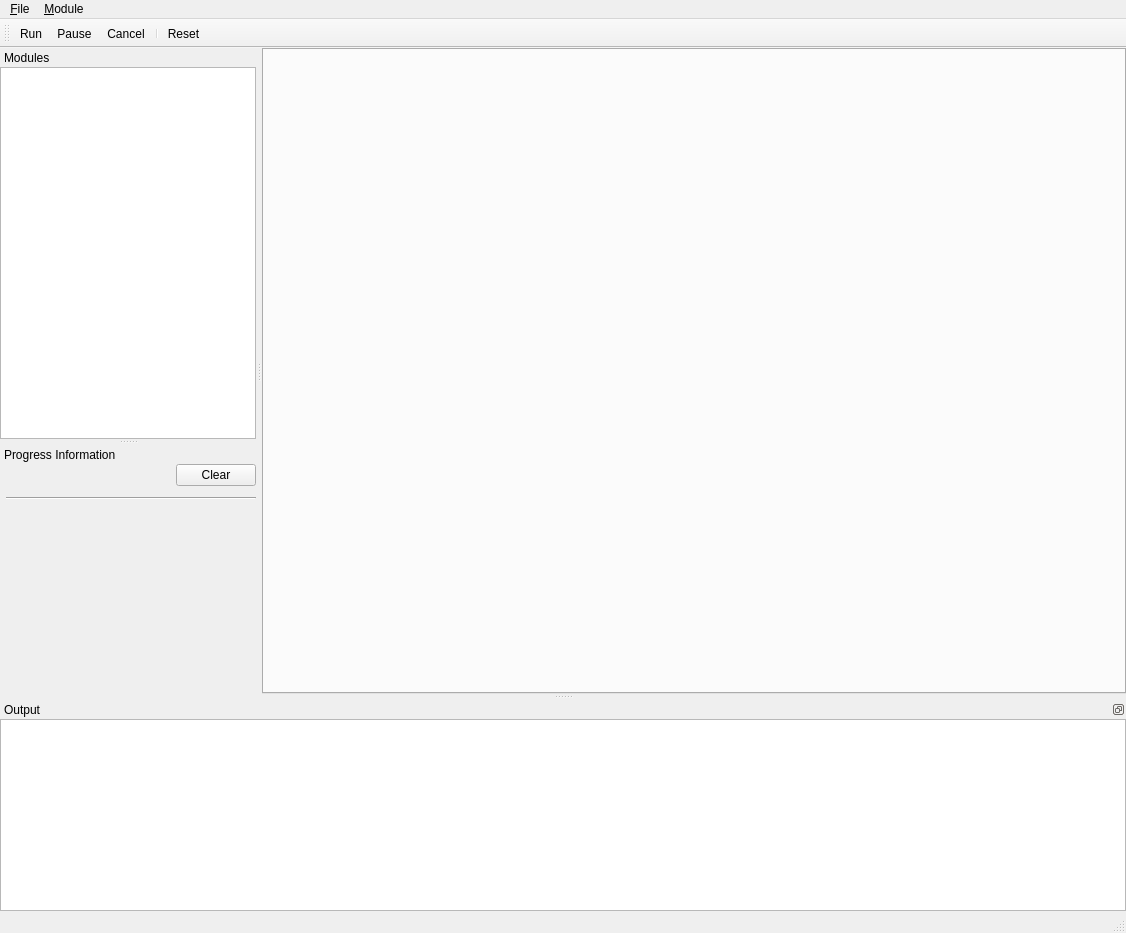
Before: the Qt Designer form Applications/ctkCommandLineModuleExplorer/ctkCmdLineModuleExplorerMainWindow.ui in commontk/CTK, drawn with Qt 5.
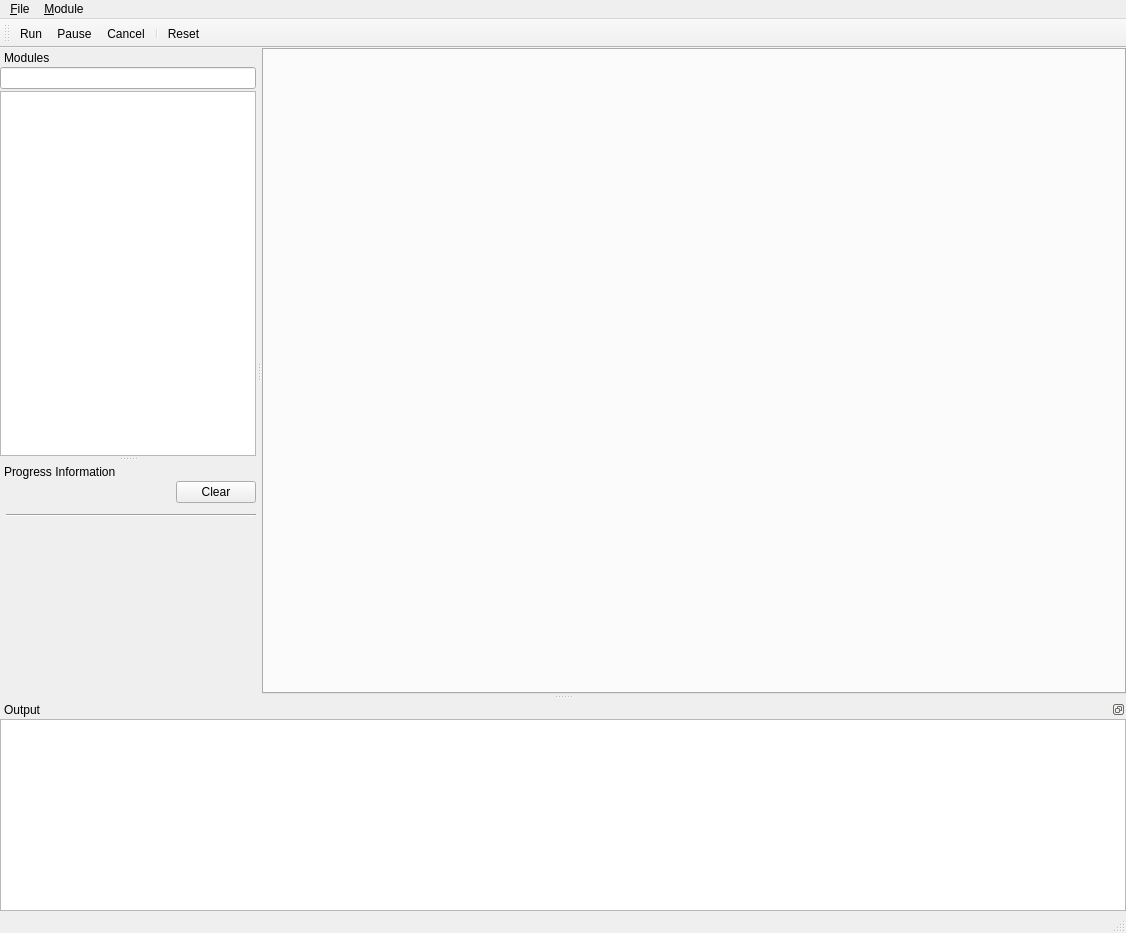
After: the same form once the commit is applied. Icons and pictures are not drawn. Custom widgets are drawn as their Qt base class.

Commit message: Improved invalid module handling. Added module filter capabilities.

Diff of the .ui file:
```diff
--- a/Applications/ctkCommandLineModuleExplorer/ctkCmdLineModuleExplorerMainWindow.ui
+++ b/Applications/ctkCommandLineModuleExplorer/ctkCmdLineModuleExplorerMainWindow.ui
@@ -99,19 +99,26 @@
    </attribute>
    <widget class="QWidget" name="dockWidgetContents">
     <layout class="QVBoxLayout" name="verticalLayout">
+     <property name="spacing">
+      <number>2</number>
+     </property>
      <property name="margin">
       <number>0</number>
      </property>
+     <item>
+      <widget class="ctkSearchBox" name="modulesSearchBox"/>
+     </item>
      <item>
       <widget class="ctkCmdLineModuleExplorerTreeWidget" name="modulesTreeWidget">
-       <attribute name="headerVisible">
-        <bool>false</bool>
-       </attribute>
-       <column>
-        <property name="text">
-         <string notr="true">1</string>
-        </property>
-       </column>
+       <property name="editTriggers">
+        <set>QAbstractItemView::NoEditTriggers</set>
+       </property>
+       <property name="textElideMode">
+        <enum>Qt::ElideMiddle</enum>
+       </property>
+       <property name="headerHidden">
+        <bool>true</bool>
+       </property>
       </widget>
      </item>
     </layout>
@@ -191,7 +198,7 @@
              <x>0</x>
              <y>0</y>
              <width>250</width>
-             <height>110</height>
+             <height>213</height>
             </rect>
            </property>
            <layout class="QVBoxLayout" name="verticalLayout_5">
@@ -342,9 +349,9 @@
  </widget>
  <customwidgets>
   <customwidget>
-   <class>ctkCmdLineModuleExplorerTreeWidget</class>
-   <extends>QTreeWidget</extends>
-   <header>ctkCmdLineModuleExplorerTreeWidget.h</header>
+   <class>ctkSearchBox</class>
+   <extends>QLineEdit</extends>
+   <header>ctkSearchBox.h</header>
   </customwidget>
   <customwidget>
    <class>ctkCmdLineModuleExplorerOutputText</class>
@@ -357,6 +364,11 @@
    <header>ctkCmdLineModuleExplorerProgressListWidget.h</header>
    <container>1</container>
   </customwidget>
+  <customwidget>
+   <class>ctkCmdLineModuleExplorerTreeWidget</class>
+   <extends>QTreeView</extends>
+   <header>ctkCmdLineModuleExplorerTreeWidget.h</header>
+  </customwidget>
  </customwidgets>
  <resources>
   <include location="resources/ctkCmdLineModuleExplorer.qrc"/>
```
The commit also changes 6 other files.
